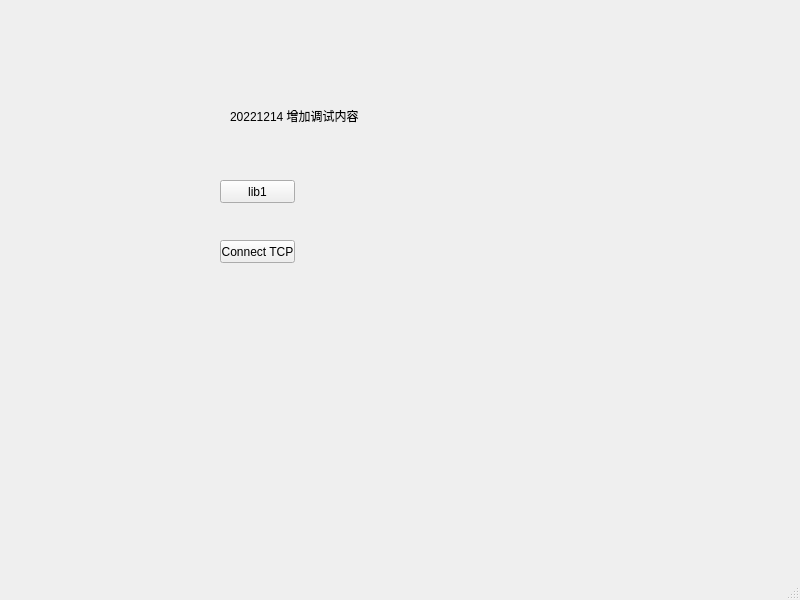
This is ProjectGlory/ui/mainwindow.ui in cxy510/VscodeQt as Qt 5 draws it before an edit. The edited form follows.
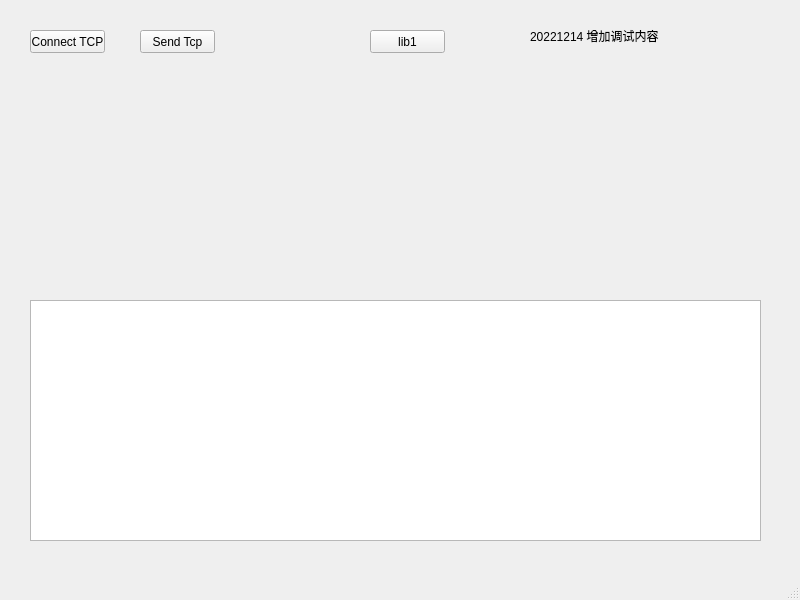
This is the edited form.

What changed in the file:
```diff
--- a/ProjectGlory/ui/mainwindow.ui
+++ b/ProjectGlory/ui/mainwindow.ui
@@ -17,10 +17,10 @@
    <widget class="QLabel" name="label">
     <property name="geometry">
      <rect>
-      <x>230</x>
-      <y>80</y>
-      <width>291</width>
-      <height>71</height>
+      <x>530</x>
+      <y>20</y>
+      <width>141</width>
+      <height>31</height>
      </rect>
     </property>
     <property name="text">
@@ -30,8 +30,8 @@
    <widget class="QPushButton" name="btn_lib1">
     <property name="geometry">
      <rect>
-      <x>220</x>
-      <y>180</y>
+      <x>370</x>
+      <y>30</y>
       <width>75</width>
       <height>23</height>
      </rect>
@@ -43,8 +43,8 @@
    <widget class="QPushButton" name="btn_conect">
     <property name="geometry">
      <rect>
-      <x>220</x>
-      <y>240</y>
+      <x>30</x>
+      <y>30</y>
       <width>75</width>
       <height>23</height>
      </rect>
@@ -53,6 +53,29 @@
      <string>Connect TCP</string>
     </property>
    </widget>
+   <widget class="QPushButton" name="btn_send_tcp">
+    <property name="geometry">
+     <rect>
+      <x>140</x>
+      <y>30</y>
+      <width>75</width>
+      <height>23</height>
+     </rect>
+    </property>
+    <property name="text">
+     <string>Send Tcp</string>
+    </property>
+   </widget>
+   <widget class="QTextEdit" name="textEdit_print">
+    <property name="geometry">
+     <rect>
+      <x>30</x>
+      <y>300</y>
+      <width>731</width>
+      <height>241</height>
+     </rect>
+    </property>
+   </widget>
   </widget>
   <widget class="QMenuBar" name="menubar">
    <property name="geometry">
```
Left out of the diff: 2 changed lines with no effect on the pictures.
